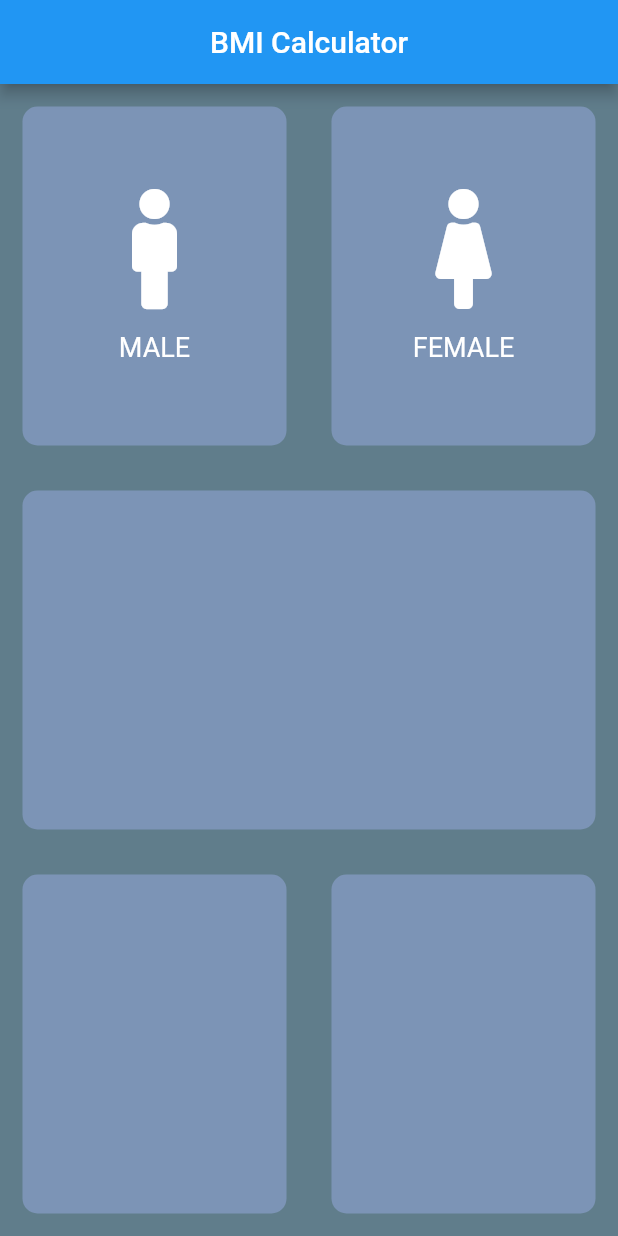
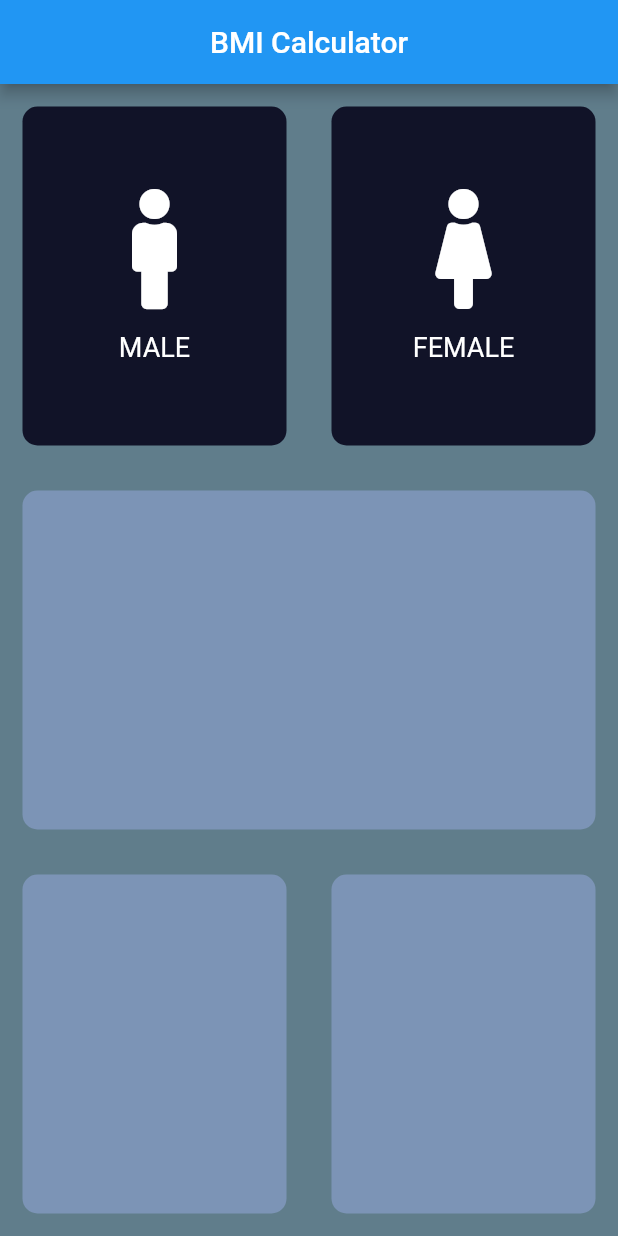
Before and after one commit to Wahid551/BMI_calculator, a Flutter app: the screen it shows after launch, on a phone screen of 412 x 824 dp. Run offline on Flutter 3.47's test engine with Material 2 defaults, Android fonts, the phone set to English and light mode, and no system bars; our stand-ins replace font_awesome_flutter.

Commit message:
Use of Gesture Widget and Enum for Const values.

```diff
--- a/lib/InputPage.dart
+++ b/lib/InputPage.dart
@@ -3,6 +3,10 @@ import 'package:flutter/material.dart';
 import 'package:font_awesome_flutter/font_awesome_flutter.dart';
 import 'Containerfile.dart';
 import 'Textandiconfile.dart';
+
+const activecolor = Color(0xFF1D1E33);
+const disablecolor = Color(0xFF111328);
+enum Gender { male, female }
 
 class InputPage extends StatefulWidget {
   @override
@@ -10,6 +14,20 @@ class InputPage extends StatefulWidget {
 }
 
 class _InputPageState extends State<InputPage> {
+  Color malecolor = disablecolor;
+  Color femalecolor = disablecolor;
+
+  void updatecolor(Gender gendertype) {
+    if (gendertype == Gender.male) {
+      malecolor = activecolor;
+      femalecolor = disablecolor;
+    }
+    if (gendertype == Gender.female) {
+      malecolor = disablecolor;
+      femalecolor = activecolor;
+    }
+  }
+
   @override
   Widget build(BuildContext context) {
     return Scaffold(
@@ -24,20 +42,34 @@ class _InputPageState extends State<InputPage> {
             child: Row(
               children: [
                 Expanded(
+                  child: GestureDetector(
+                    onTap: () {
+                      setState(() {
+                        updatecolor(Gender.male);
+                      });
+                    },
                     child: RepeatContainerCode(
-                    colors: Color(0xff7c94b6),
+                      colors: malecolor,
                       cardWidget: RepeatTextandIconWidget(
                         iconData: FontAwesomeIcons.male,
                         Label: 'MALE',
                       ),
                     ),
                   ),
+                ),
                 Expanded(
+                  child: GestureDetector(
+                    onTap: () {
+                      setState(() {
+                        updatecolor(Gender.female);
+                      });
+                    },
                     child: RepeatContainerCode(
-                    colors: Color(0xff7c94b6),
+                      colors: femalecolor,
                       cardWidget: RepeatTextandIconWidget(
                         iconData: FontAwesomeIcons.female,
                         Label: 'FEMALE',
+                      ),
                     ),
                   ),
                 ),
```
Lines whose indentation alone changed are shown as unchanged.
